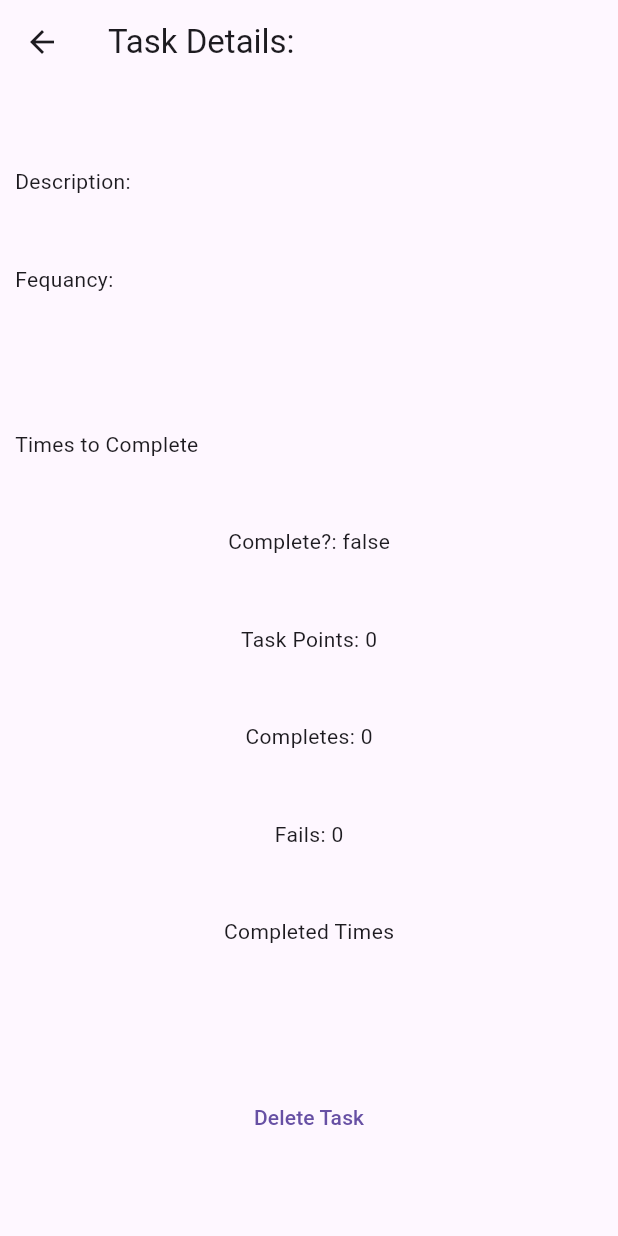
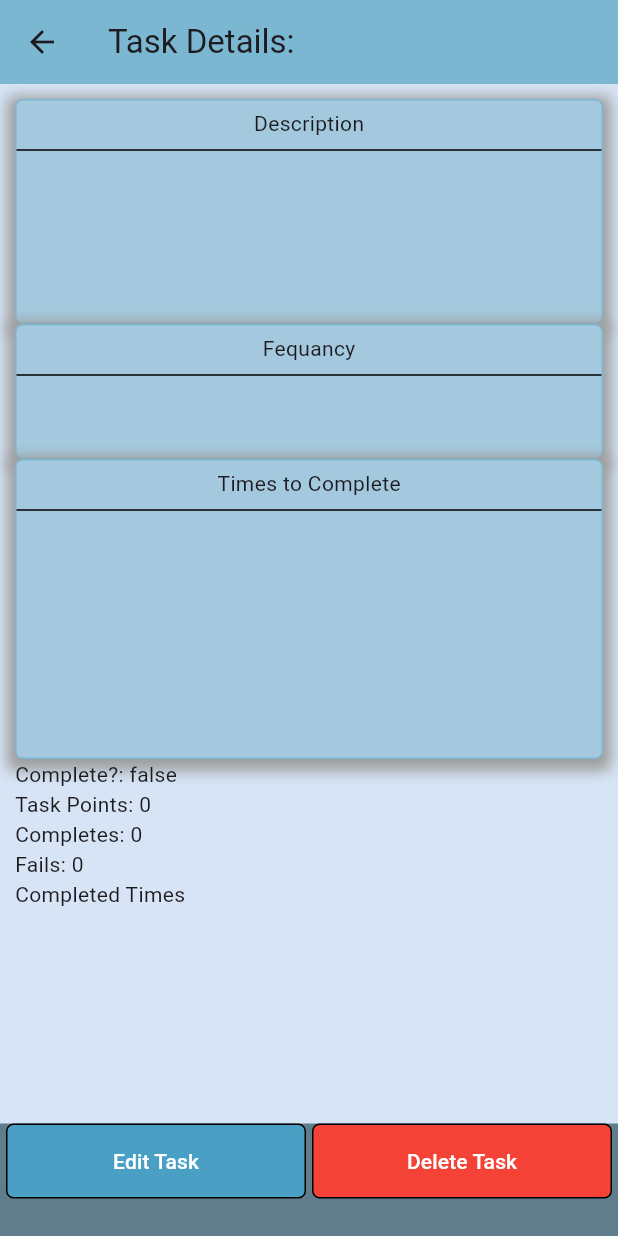
Before and after one commit to ahdersm/taskmaster, a Flutter app: the TaskDetailPage screen opened directly with empty values, on a phone screen of 412 x 824 dp. Run offline on Flutter 3.47's test engine with Material 3 defaults, Android fonts, the phone set to English and light mode, and no system bars; our stand-ins replace flutter_svg, logger; missing offline and left inert: dart:ffi; Roboto replaces fonts that are missing (Poppins).

```diff
--- a/lib/models/comman_methods.dart
+++ b/lib/models/comman_methods.dart
@@ -4,14 +4,21 @@ import 'package:flutter/material.dart';
 ///   application so there is not much that needs to be changed
 
 class CommanMethods{
+  static const Color backgroundcolor = Color.fromARGB(255, 214, 228, 245);
+  static const Color barcolor = Color.fromARGB(255, 123, 183, 209);
+  static const Color tilecolor = Color.fromARGB(255, 164, 201, 223);
+  static const Color selectorcolor = Color.fromARGB(255, 29, 100, 200);
+  static const Color buttoncolor = Color.fromARGB(255, 74, 160, 196);
   static AppBar mainAppBar(String title){
     return AppBar(
+      backgroundColor: barcolor,
       title: Text(title),
     );
   }
 
   static Drawer mainDrawer(context){
     return Drawer(
+      backgroundColor: backgroundcolor,
       width: 250,
       child: ListView(
         padding: EdgeInsets.zero,
@@ -19,7 +26,7 @@ class CommanMethods{
           const SizedBox(
             height: 80,
             child: DrawerHeader(
-                decoration: BoxDecoration(color: Colors.blue),
+              decoration: BoxDecoration(color: barcolor),
               margin: EdgeInsets.all(0.0),
               padding: EdgeInsets.all(0.0),
               child: Center(child: Text("Application Name")),
--- a/lib/screens/taskdetail_page.dart
+++ b/lib/screens/taskdetail_page.dart
@@ -15,49 +15,73 @@ class _TaskDetailPageState extends State<TaskDetailPage> {
   Widget build(BuildContext context) {
     final args = ModalRoute.of(context)!.settings.arguments as Task;
     return Scaffold(
+      backgroundColor: CommanMethods.backgroundcolor,
       appBar: CommanMethods.mainAppBar('Task Details: ${args.name}'),
-      body: Padding(
-        padding: const EdgeInsets.all(10.0),
-        child: Column(
+      bottomNavigationBar: Container(
+        padding: EdgeInsets.fromLTRB(0, 0, 0, 25),
+        color: Colors.blueGrey,
+        child: Row(
           mainAxisAlignment: MainAxisAlignment.spaceEvenly,
-          children: [
-            Row(
-              crossAxisAlignment: CrossAxisAlignment.start,
-              children: [
-                Text("Description: "),
-                Flexible(child: Text(args.description)),
-              ]
+          children: <Widget>[
+            Container(
+              width: 200,
+              decoration: BoxDecoration(
+                border: Border.all(color: Colors.black),
+                borderRadius: BorderRadius.circular(5),
+                color: CommanMethods.buttoncolor,
               ),
-            Row(
-              crossAxisAlignment: CrossAxisAlignment.start,
-              children: [
-                Text("Fequancy: "),
-                Flexible(child: Text(args.frequency)),
-              ],
+              child: Consumer<Tasks>(
+                builder: (context, tasklist, child){
+                  return TextButton(
+                    onPressed:(){
+                    },
+                    child: Text(
+                      "Edit Task",
+                      style: TextStyle(color: Colors.white),
+                    )
+                  );
+                }
               ),
-            weeklyDaysgrid(args),
-            Row(
-              crossAxisAlignment: CrossAxisAlignment.start,
-              children: [
-                Text('Times to Complete'),
-                Flexible(
-                  child: ListView.builder(
-
-                    shrinkWrap: true,
-                    itemCount: args.completetimes.length,
-                    itemBuilder: (context, index){
-                      return ListTile(
-                        title: Center(child: Text(args.completetimes[index].format(context))),
+            ),
+            Container(
+              width: 200,
+              decoration: BoxDecoration(
+                border: Border.all(color: Colors.black),
+                borderRadius: BorderRadius.circular(5),
+                color: Colors.red,
+              ),
+              child: Consumer<Tasks>(
+                builder: (context, tasklist, child){
+                  return TextButton(
+                    onPressed:(){
+                      Navigator.of(context).pop();
+                      tasklist.removeTask(args);
+                    },
+                    child: Text(
+                      "Delete Task",
+                      style: TextStyle(color: Colors.white),
+                    )
                   );
-                    },
-                  )
+                }
+              ),
             )
           ],
         ),
+      ),
+      body: Container(
+        child: Padding(
+          padding: const EdgeInsets.all(10.0),
+          child: ListView(
+            children: [
+              descriptionbox(context, args),
+              frequancybox(args),
+              weeklyDaysgrid(args),
+              completetimes(args),
               Text("Complete?: ${args.complete}"),
               Text("Task Points: ${args.points}"),
               Text("Completes: ${args.completes}"),
               Text("Fails: ${args.fails}"),
+
               Text("Completed Times"),
               ListView.builder(
                 shrinkWrap: true,
@@ -68,70 +92,50 @@ class _TaskDetailPageState extends State<TaskDetailPage> {
                   );
                 }
               ),
-            Consumer<Tasks>(
-              builder: (context, tasklist, child){
-                return TextButton(
-                  onPressed:(){
-                    Navigator.of(context).pop();
-                    tasklist.removeTask(args);
-                  },
-                  child: Text("Delete Task")
-                );
-              }
-            )
             ],
+          ),
         ),
       ),
     );
   }
 
-  Container weeklyDays(Task task){
-    const Map<int, String> weekdays = {1:'Monday', 2:'Tuesday', 3:'Wednesday', 4:'Thursday', 5:'Friday', 6:'Saturday', 7:'Sunday'};
-    if(task.frequency == "Weekly"){
-      return Container(
-        child: Column(
+  Container frequancybox(Task args) {
+    return decorationbox(90,
+      Column(
+        crossAxisAlignment: CrossAxisAlignment.center,
         children: [
-            Text("Days: "),
-            SizedBox(
-              height: 50,
-              child: ListView.builder(
-                shrinkWrap: true,
-                physics: NeverScrollableScrollPhysics(),
-                scrollDirection: Axis.horizontal,
-                itemCount: task.completedays.length,
-                itemBuilder: (context, index){
-                  return SizedBox(
-                    width: MediaQuery.of(context).size.width / task.completedays.length,
-                    child: ListTile(
-                      //tileColor: Colors.amber,
-                      title: Text(
-                        weekdays[task.completedays[index]]!,
-                        textAlign: TextAlign.center,
-                        style: TextStyle(
-                          fontSize: 13
-                        ),
-                      ),
-                    ),
-                  );
-                },
-              ),
-            ),
+          Text("Fequancy"),
+          Divider(color: Colors.black,),
+          Flexible(child: Text(args.frequency)),
         ],
       )
     );
   }
-    else{
-      return Container();
-    }
+
+  Container descriptionbox(BuildContext context, Task args) {
+    return decorationbox(150,
+      Column(
+        children: [
+          Text("Description"),
+          Divider(color: Colors.black,),
+          Container(
+            padding: EdgeInsets.fromLTRB(10, 0, 10, 0),
+            child: Text(args.description)
+          ),
+        ]
+      ),
+    );
   }
 
   Container weeklyDaysgrid(Task task){
     const Map<int, String> weekdays = {1:'Monday', 2:'Tuesday', 3:'Wednesday', 4:'Thursday', 5:'Friday', 6:'Saturday', 7:'Sunday'};
     if(task.frequency == "Weekly"){
-      return Container(
-        child: Row(
+      return decorationbox(200,
+        Column(
+          crossAxisAlignment: CrossAxisAlignment.center,
           children: [
-            Text("Selected Days:"),
+            Text("Selected Days"),
+            Divider(color: Colors.black,),
             SizedBox(
               width: MediaQuery.of(context).size.width * (2/3),
               //height: 50,
@@ -140,10 +144,14 @@ class _TaskDetailPageState extends State<TaskDetailPage> {
                 physics: const NeverScrollableScrollPhysics(),
                 itemCount: task.completedays.length,
                 padding: const EdgeInsets.all(5.0),
-                gridDelegate: const SliverGridDelegateWithFixedCrossAxisCount(crossAxisCount: 3, crossAxisSpacing: 4, childAspectRatio: 1.75),
+                gridDelegate: const SliverGridDelegateWithFixedCrossAxisCount(
+                  mainAxisSpacing: 3,
+                  crossAxisCount: 3,
+                  crossAxisSpacing: 4,
+                  childAspectRatio: 1.75,
+                ),
                 itemBuilder: (_, int index) {
-                  return SizedBox(
-                    child: Container(
+                  return Container(
                     alignment: Alignment.center,
                     decoration: BoxDecoration(
                       color: Colors.blueAccent.withOpacity(0.1),
@@ -152,7 +160,6 @@ class _TaskDetailPageState extends State<TaskDetailPage> {
                     ),
                     child: GridTile(
                       child: Text(weekdays[task.completedays[index]]!),
-                      ),
                     ),
                   );
                 }
@@ -164,4 +171,68 @@ class _TaskDetailPageState extends State<TaskDetailPage> {
     }
     return Container();
   }
+
+  Container completetimes(Task args) {
+    return decorationbox(200,
+      Column(
+        crossAxisAlignment: CrossAxisAlignment.center,
+        children: [
+          Text("Times to Complete"),
+          Divider(color: Colors.black,),
+          SizedBox(
+            width: MediaQuery.of(context).size.width * (2/3) - 15,
+            height: 100,
+            child: GridView.builder(
+              shrinkWrap: true,
+              physics: const NeverScrollableScrollPhysics(),
+              itemCount: args.completetimes.length,
+              padding: const EdgeInsets.all(5.0),
+              gridDelegate: const SliverGridDelegateWithFixedCrossAxisCount(
+                mainAxisSpacing: 3,
+                crossAxisCount: 3,
+                crossAxisSpacing: 4,
+                childAspectRatio: 1.75,
+              ),
+              itemBuilder: (_, int index){
+                return Container(
+                  alignment: Alignment.center,
+                  decoration: BoxDecoration(
+                    color: Colors.blueAccent.withOpacity(0.1),
+                    borderRadius: BorderRadius.circular(8),
+                    border: Border.all(color: Colors.blueAccent),
+                  ),
+                  child: GridTile(
+                    child: Center(child: Text(args.completetimes[index].format(context))),
+                  ),
+                );
               }
+            ),
+          )
+        ],
+      )
+    );
+  }
+
+  Container decorationbox(double? boxheight, var input){
+    return Container(
+      padding: EdgeInsets.fromLTRB(0, 5, 0, 5),
+      decoration: BoxDecoration(
+        border: Border.all(color: CommanMethods.barcolor),
+        borderRadius: BorderRadius.circular(5),
+        color: CommanMethods.tilecolor,
+        boxShadow: [
+          BoxShadow(
+            color: Colors.grey.withValues(alpha: 1),
+            spreadRadius: 5,
+            blurRadius: 7,
+            offset: Offset(0, 3)
+          )
+        ]
+      ),
+      width: MediaQuery.of(context).size.width,
+      height: boxheight,
+
+      child: input
+    );
+  }
+}
```
Also changed, not shown: lib/screens/tasklist_page.dart (+12 -3 lines). Lines whose indentation alone changed are shown as unchanged.
